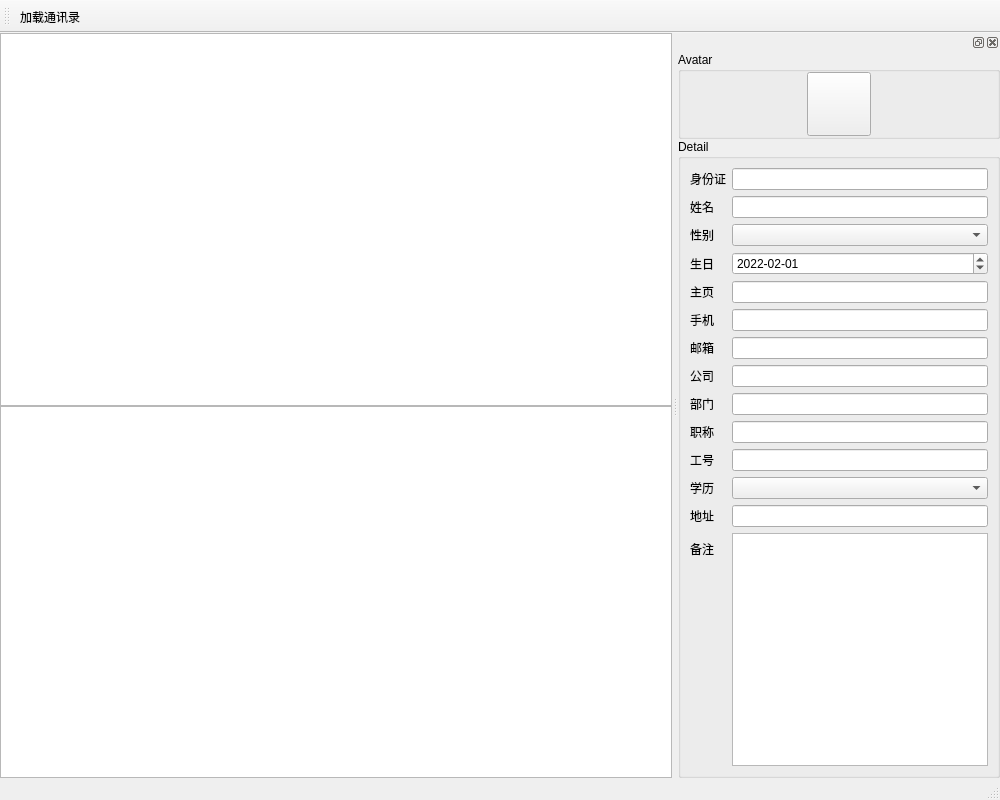
First picture: the form in _en/Computer/Operating_System/Qt_C++_Programming/Contacts/Contacts.ui, repository bss9395/bss9395.github.io, before the edit.
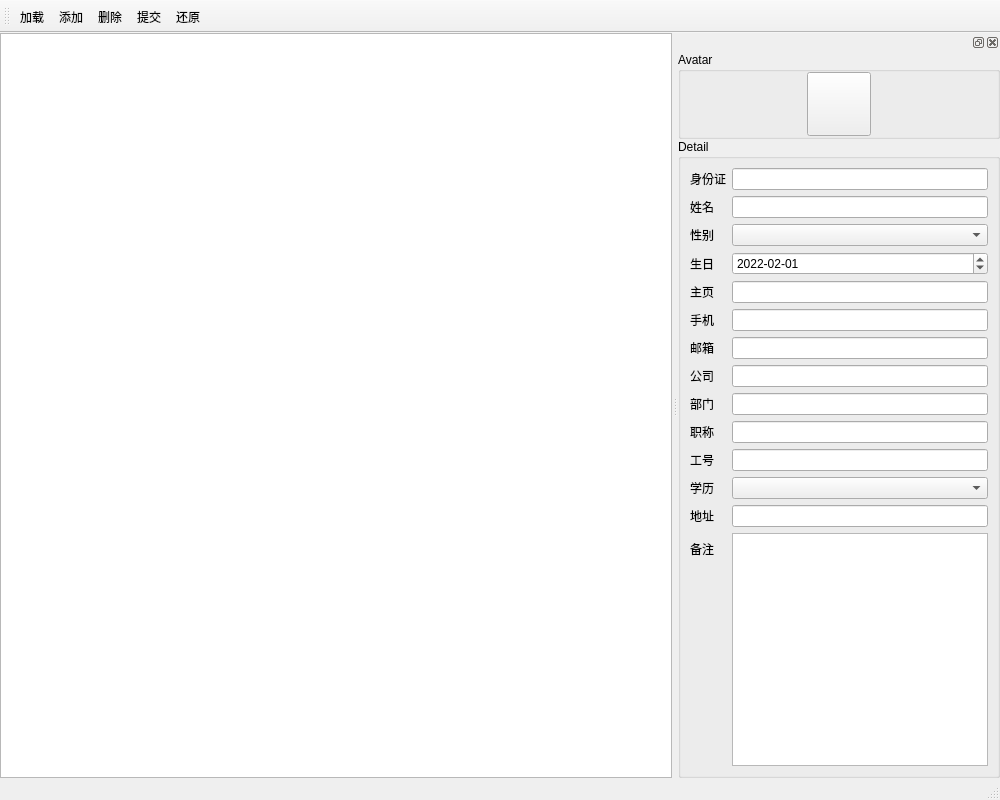
Second picture: the form after the edit. Icons and pictures are not drawn.

What changed in the file:
```diff
--- a/_en/Computer/Operating_System/Qt_C++_Programming/Contacts/Contacts.ui
+++ b/_en/Computer/Operating_System/Qt_C++_Programming/Contacts/Contacts.ui
@@ -37,10 +37,11 @@
      <number>0</number>
     </property>
     <item>
-     <widget class="QTableView" name="TV_People"/>
-    </item>
-    <item>
-     <widget class="QTableWidget" name="TW_People"/>
+     <widget class="QTableWidget" name="TW_People">
+      <property name="sortingEnabled">
+       <bool>true</bool>
+      </property>
+     </widget>
     </item>
    </layout>
   </widget>
@@ -75,6 +76,10 @@
     <bool>false</bool>
    </attribute>
    <addaction name="A_Load"/>
+   <addaction name="A_Insert"/>
+   <addaction name="A_Delete"/>
+   <addaction name="A_Submit"/>
+   <addaction name="A_Revert"/>
   </widget>
   <widget class="QDockWidget" name="DW_Dock">
    <property name="sizePolicy">
@@ -390,7 +395,49 @@
      <normaloff>:/images/icons/file_open.png</normaloff>:/images/icons/file_open.png</iconset>
    </property>
    <property name="text">
-    <string>加载通讯录</string>
+    <string>加载</string>
+   </property>
+   <property name="toolTip">
+    <string>加载</string>
+   </property>
+  </action>
+  <action name="A_Insert">
+   <property name="icon">
+    <iconset resource="images.qrc">
+     <normaloff>:/images/icons/add_circle.png</normaloff>:/images/icons/add_circle.png</iconset>
+   </property>
+   <property name="text">
+    <string>添加</string>
+   </property>
+   <property name="toolTip">
+    <string>添加</string>
+   </property>
+  </action>
+  <action name="A_Delete">
+   <property name="icon">
+    <iconset resource="images.qrc">
+     <normaloff>:/images/icons/cancel.png</normaloff>:/images/icons/cancel.png</iconset>
+   </property>
+   <property name="text">
+    <string>删除</string>
+   </property>
+  </action>
+  <action name="A_Submit">
+   <property name="icon">
+    <iconset resource="images.qrc">
+     <normaloff>:/images/icons/save.png</normaloff>:/images/icons/save.png</iconset>
+   </property>
+   <property name="text">
+    <string>提交</string>
+   </property>
+  </action>
+  <action name="A_Revert">
+   <property name="icon">
+    <iconset resource="images.qrc">
+     <normaloff>:/images/icons/undo.png</normaloff>:/images/icons/undo.png</iconset>
+   </property>
+   <property name="text">
+    <string>还原</string>
    </property>
   </action>
  </widget>
```
Left out of the diff: 2 changed lines with no effect on the pictures.
